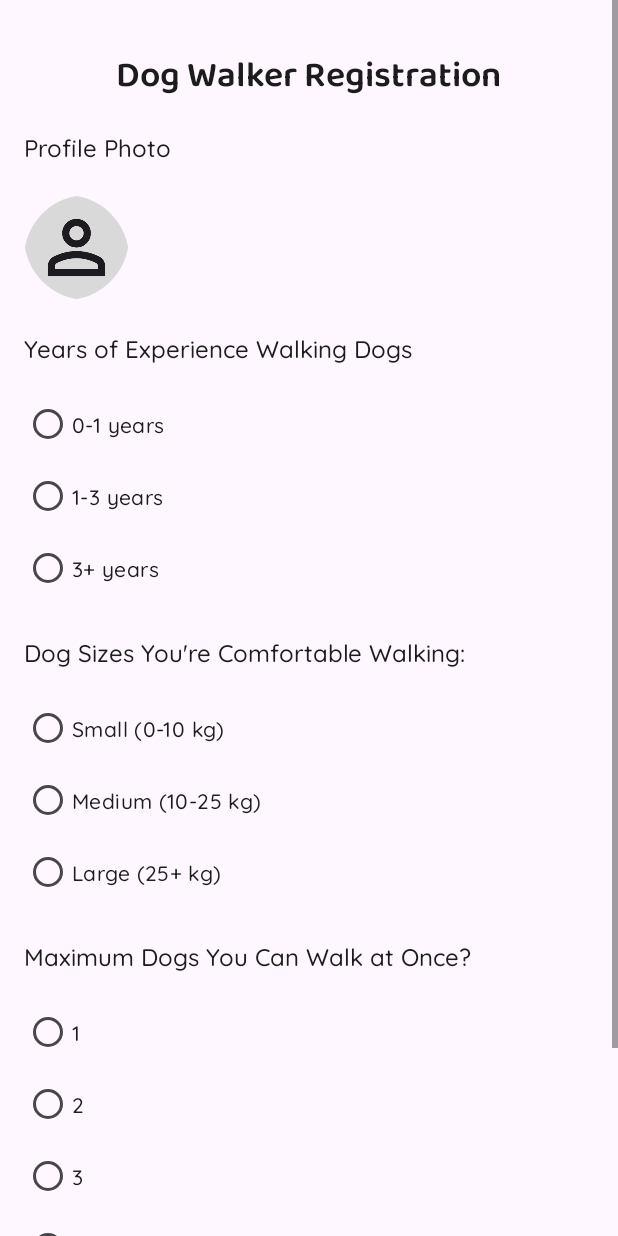
After one commit to Ghostx-x/Hugo, an Android app: the fragment DogWalkerDetailsFragment shown on its own in the app's theme, on a phone screen of 412 x 824 dp. The commit adds this screen. Run offline under Robolectric (Android 15) with nearby library versions, the phone set to English and light mode, and no system bars.

Commit message:
Dog Walker Registraition added

```diff
--- a/app/build.gradle.kts
+++ b/app/build.gradle.kts
@@ -49,5 +49,9 @@ dependencies {
     implementation("com.google.android.material:material:1.12.0")
 
     implementation ("com.google.android.material:material:1.10.0")
+    implementation ("com.google.android.material:material:1.6.0")
+
+
+
 
 }
--- /dev/null
+++ b/app/src/main/java/com/example/hugo/DogWalkerDetailsFragment.java
@@ -0,0 +1,108 @@
+package com.example.hugo;
+
+import android.app.Activity;
+import android.content.Intent;
+import android.net.Uri;
+import android.os.Bundle;
+import android.view.LayoutInflater;
+import android.view.View;
+import android.view.ViewGroup;
+import android.widget.Button;
+import android.widget.ImageView;
+import android.widget.RadioButton;
+import android.widget.RadioGroup;
+import android.widget.TextView;
+import android.widget.Toast;
+import androidx.fragment.app.Fragment;
+
+import com.example.hugo.R;
+
+public class DogWalkerDetailsFragment extends Fragment {
+
+    private RadioGroup dogSizeGroup;
+    private RadioGroup maxDogsGroup;
+    private TextView profilePhotoText;
+    private TextView experienceText;
+    private TextView dogSizesText;
+    private TextView maxDogsText;
+    private TextView titleText;
+    private ImageView profilePhotoImageView;
+    private Button nextButton;
+
+    private static final int PICK_IMAGE_REQUEST = 1;
+
+    public DogWalkerDetailsFragment() {}
+
+    @Override
+    public View onCreateView(LayoutInflater inflater, ViewGroup container,
+                             Bundle savedInstanceState) {
+
+        View view = inflater.inflate(R.layout.fragment_dog_walker_details, container, false);
+
+        dogSizeGroup = view.findViewById(R.id.dogSizeGroup);
+        maxDogsGroup = view.findViewById(R.id.maxDogsGroup);
+        profilePhotoText = view.findViewById(R.id.profilePhotoText);
+        experienceText = view.findViewById(R.id.experienceText);
+        dogSizesText = view.findViewById(R.id.dogSizesText);
+        maxDogsText = view.findViewById(R.id.maxDogsText);
+        titleText = view.findViewById(R.id.titleText);
+        profilePhotoImageView = view.findViewById(R.id.profilePhotoImageView);
+        nextButton = view.findViewById(R.id.btn_next);
+
+        profilePhotoImageView.setOnClickListener(v -> openGalleryForImage());
+
+        nextButton.setOnClickListener(v -> onNextButtonClick());
+
+        return view;
+    }
+
+    private void openGalleryForImage() {
+        Intent intent = new Intent(Intent.ACTION_PICK);
+        intent.setType("image/*");
+        startActivityForResult(intent, PICK_IMAGE_REQUEST);
+    }
+
+    @Override
+    public void onActivityResult(int requestCode, int resultCode, Intent data) {
+        super.onActivityResult(requestCode, resultCode, data);
+
+        if (requestCode == PICK_IMAGE_REQUEST && resultCode == Activity.RESULT_OK && data != null) {
+            Uri selectedImageUri = data.getData();
+            if (selectedImageUri != null) {
+                profilePhotoImageView.setImageURI(selectedImageUri);
+            }
+        }
+    }
+
+    private void onNextButtonClick() {
+        if (isAllInputsValid()) {
+            Intent intent = new Intent(getActivity(), MainActivity.class);
+            startActivity(intent);
+        } else {
+            Toast.makeText(getActivity(), "Please fill all the fields", Toast.LENGTH_SHORT).show();
+        }
+    }
+
+    private boolean isAllInputsValid() {
+        if (profilePhotoImageView.getDrawable() == null) {
+            return false;
+        }
+
+        int selectedExperienceId = experienceText.getId();
+        if (selectedExperienceId == -1) {
+            return false;
+        }
+
+        int selectedDogSizeId = dogSizeGroup.getCheckedRadioButtonId();
+        if (selectedDogSizeId == -1) {
+            return false;
+        }
+
+        int selectedMaxDogsId = maxDogsGroup.getCheckedRadioButtonId();
+        if (selectedMaxDogsId == -1) {
+            return false;
+        }
+
+        return true;
+    }
+}
--- /dev/null
+++ b/app/src/main/res/layout/fragment_dog_walker_details.xml
@@ -0,0 +1,191 @@
+<ScrollView xmlns:android="http://schemas.android.com/apk/res/android"
+    android:layout_width="match_parent"
+    android:layout_height="match_parent">
+
+    <RelativeLayout xmlns:android="http://schemas.android.com/apk/res/android"
+        android:layout_width="match_parent"
+        android:layout_height="wrap_content"
+        xmlns:app="http://schemas.android.com/apk/res-auto"
+        android:padding="16dp">
+
+        <TextView
+            android:id="@+id/titleText"
+            android:layout_width="wrap_content"
+            android:layout_height="wrap_content"
+            android:text="Dog Walker Registration"
+            android:textColor="@color/black"
+            android:fontFamily="@font/baloo2_semibold"
+            android:layout_centerHorizontal="true"
+            android:textSize="24sp"
+            android:layout_marginBottom="16dp"
+            android:layout_marginTop="15dp"
+            android:layout_alignParentTop="true"/>
+
+        <TextView
+            android:id="@+id/profilePhotoText"
+            android:layout_width="wrap_content"
+            android:layout_height="wrap_content"
+            android:text="Profile Photo"
+            android:textColor="@color/black"
+            android:textSize="16sp"
+            android:fontFamily="@font/quicksand_medium"
+            android:layout_marginBottom="16dp"
+            android:layout_below="@id/titleText"/>
+
+        <com.google.android.material.imageview.ShapeableImageView
+            android:id="@+id/profilePhotoImageView"
+            android:layout_width="70dp"
+            android:layout_height="70dp"
+            android:layout_below="@id/profilePhotoText"
+            android:layout_marginTop="5dp"
+            android:layout_marginBottom="20dp"
+            android:src="@drawable/ic_profile"
+            app:shapeAppearanceOverlay="@style/CircularShape" />
+
+
+        <TextView
+            android:id="@+id/experienceText"
+            android:layout_width="wrap_content"
+            android:layout_height="wrap_content"
+            android:text="Years of Experience Walking Dogs"
+            android:textColor="@color/black"
+            android:textSize="16sp"
+            android:fontFamily="@font/quicksand_medium"
+            android:layout_marginBottom="16dp"
+            android:layout_below="@id/profilePhotoImageView"/>
+
+        <RadioGroup
+            android:id="@+id/experience"
+            android:layout_width="match_parent"
+            android:layout_height="wrap_content"
+            android:orientation="vertical"
+            android:layout_below="@id/experienceText">
+            <RadioButton
+                android:id="@+id/junior"
+                android:layout_width="wrap_content"
+                android:layout_height="wrap_content"
+                android:fontFamily="@font/quicksand_medium"
+                android:textColor="@color/black"
+                android:text="0-1 years" />
+            <RadioButton
+                android:id="@+id/medium"
+                android:layout_width="wrap_content"
+                android:layout_height="wrap_content"
+                android:fontFamily="@font/quicksand_medium"
+                android:textColor="@color/black"
+                android:text="1-3 years" />
+            <RadioButton
+                android:id="@+id/pro"
+                android:layout_width="wrap_content"
+                android:layout_height="wrap_content"
+                android:fontFamily="@font/quicksand_medium"
+                android:textColor="@color/black"
+                android:text="3+ years" />
+        </RadioGroup>
+
+        <TextView
+            android:id="@+id/dogSizesText"
+            android:layout_width="wrap_content"
+            android:layout_height="wrap_content"
+            android:text="Dog Sizes You're Comfortable Walking:"
+            android:textColor="@color/black"
+            android:textSize="16sp"
+            android:fontFamily="@font/quicksand_medium"
+            android:layout_marginBottom="16dp"
+            android:layout_marginTop="20dp"
+            android:layout_below="@id/experience"/>
+
+        <RadioGroup
+            android:id="@+id/dogSizeGroup"
+            android:layout_width="match_parent"
+            android:layout_height="wrap_content"
+            android:orientation="vertical"
+            android:layout_below="@id/dogSizesText">
+            <RadioButton
+                android:id="@+id/smallDog"
+                android:layout_width="wrap_content"
+                android:layout_height="wrap_content"
+                android:fontFamily="@font/quicksand_medium"
+                android:textColor="@color/black"
+                android:text="Small (0-10 kg)" />
+            <RadioButton
+                android:id="@+id/mediumDog"
+                android:layout_width="wrap_content"
+                android:layout_height="wrap_content"
+                android:fontFamily="@font/quicksand_medium"
+                android:textColor="@color/black"
+                android:text="Medium (10-25 kg)" />
+            <RadioButton
+                android:id="@+id/largeDog"
+                android:layout_width="wrap_content"
+                android:layout_height="wrap_content"
+                android:fontFamily="@font/quicksand_medium"
+                android:textColor="@color/black"
+                android:text="Large (25+ kg)" />
+        </RadioGroup>
+
+        <TextView
+            android:id="@+id/maxDogsText"
+            android:layout_width="wrap_content"
+            android:layout_height="wrap_content"
+            android:text="Maximum Dogs You Can Walk at Once?"
+            android:textColor="@color/black"
+            android:textSize="16sp"
+            android:fontFamily="@font/quicksand_medium"
+            android:layout_marginBottom="16dp"
+            android:layout_marginTop="20dp"
+            android:layout_below="@id/dogSizeGroup"/>
+
+        <RadioGroup
+            android:id="@+id/maxDogsGroup"
+            android:layout_width="match_parent"
+            android:layout_height="wrap_content"
+            android:orientation="vertical"
+            android:layout_below="@id/maxDogsText">
+            <RadioButton
+                android:id="@+id/oneDog"
+                android:layout_width="wrap_content"
+                android:layout_height="wrap_content"
+                android:fontFamily="@font/quicksand_medium"
+                android:textColor="@color/black"
+                android:text="1" />
+            <RadioButton
+                android:id="@+id/twoDogs"
+                android:layout_width="wrap_content"
+                android:layout_height="wrap_content"
+                android:fontFamily="@font/quicksand_medium"
+                android:textColor="@color/black"
+                android:text="2" />
+            <RadioButton
+                android:id="@+id/threeDogs"
+                android:layout_width="wrap_content"
+                android:layout_height="wrap_content"
+                android:fontFamily="@font/quicksand_medium"
+                android:textColor="@color/black"
+                android:text="3" />
+            <RadioButton
+                android:id="@+id/fourPlusDogs"
+                android:layout_width="wrap_content"
+                android:layout_height="wrap_content"
+                android:fontFamily="@font/quicksand_medium"
+                android:textColor="@color/black"
+                android:text="4+" />
+        </RadioGroup>
+
+        <Button
+            android:id="@+id/btn_next"
+            android:layout_width="300dp"
+            android:layout_height="60dp"
+            android:layout_below="@+id/maxDogsGroup"
+            android:layout_centerHorizontal="true"
+            android:layout_marginTop="40dp"
+            android:background="@drawable/btn_darkblue"
+            android:fontFamily="@font/quicksand_bold"
+            android:padding="-30dp"
+            android:text="Next"
+            android:textColor="@color/milky"
+            android:textSize="24sp"
+            app:backgroundTint="@null" />
+
+    </RelativeLayout>
+</ScrollView>
--- a/app/src/main/res/values/styles.xml
+++ b/app/src/main/res/values/styles.xml
@@ -4,4 +4,5 @@
         <item name="cornerFamily">rounded</item>
         <item name="cornerSize">60%</item>
     </style>
+
 </resources>
```
Also changed, not shown: app/src/main/java/com/example/hugo/DogOwnerDetailsFragmentTwo.java (+88 -117 lines), app/src/main/java/com/example/hugo/SignInActivity.java (+11 -5 lines), app/src/main/res/drawable/ic_profile.png (added).
